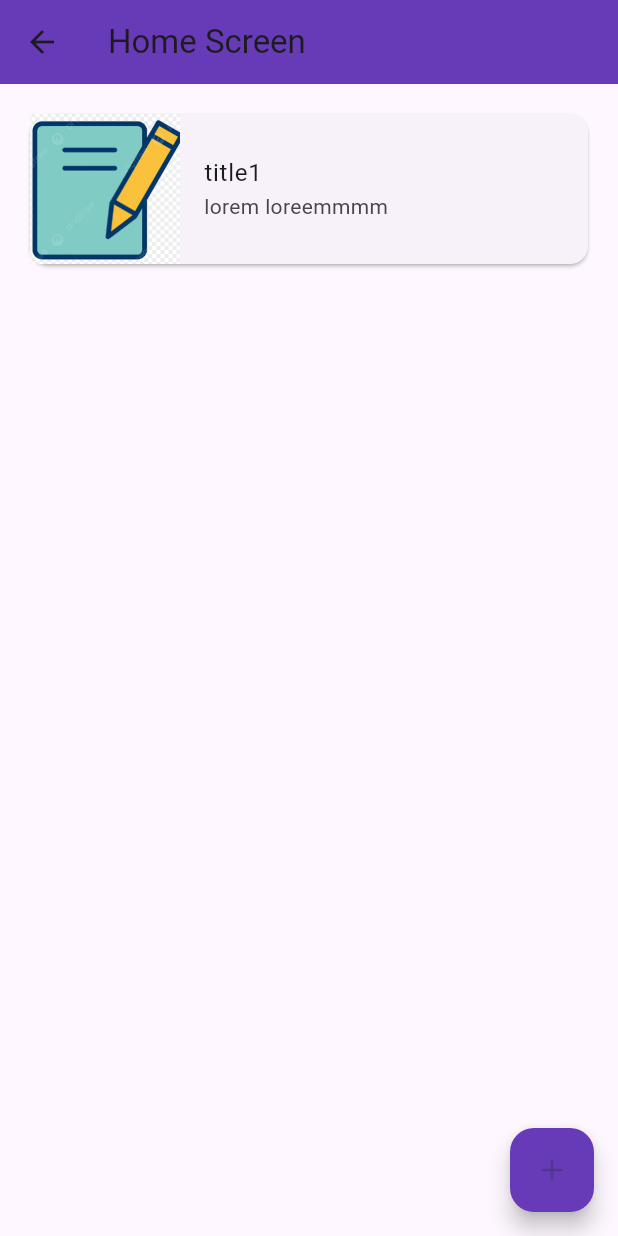
After one commit to mohamadalnabhan/notesapp_php, a Flutter app: the Home screen opened by its route, on a phone screen of 412 x 824 dp. The commit adds this screen. Run offline on Flutter 3.47's test engine with Material 3 defaults, Android fonts, the phone set to English and light mode, and no system bars.

Commit message:
5rd commit

```diff
--- a/lib/auth/login.dart
+++ b/lib/auth/login.dart
@@ -15,7 +15,8 @@ class _LoginState extends State<Login> {
   Widget build(BuildContext context) {
     return Scaffold(
       appBar: AppBar(
-        title: Text("login Page"),
+        title: Text("login Page",style: TextStyle(color: Colors.white),),
+
         backgroundColor: Colors.deepPurple,
       ),
       body: Form(
--- /dev/null
+++ b/lib/constant/links.dart
@@ -0,0 +1,3 @@
+const String LinkServerName ="http://10.0.2.2/phppractice";
+
+const String LinkSignUp = "$LinkServerName/auth/signup.php";
--- /dev/null
+++ b/lib/home.dart
@@ -0,0 +1,66 @@
+import 'package:flutter/material.dart';
+
+class Home extends StatefulWidget {
+  const Home({super.key});
+
+  @override
+  State<Home> createState() => _HomeState();
+}
+
+class _HomeState extends State<Home> {
+  @override
+  Widget build(BuildContext context) {
+    return Scaffold(
+      appBar: AppBar(
+        title: const Text('Home Screen'),  // Fixed: Using Text instead of Home()
+        backgroundColor: Colors.deepPurple,
+
+      ),
+      floatingActionButton: FloatingActionButton(
+        backgroundColor: Colors.deepPurple,
+        onPressed: (){
+
+      },child: Icon(Icons.add),),
+      body: SafeArea(
+        child: Container(
+          padding: const EdgeInsets.all(16.0),
+          child: ListView(
+            children: [
+              InkWell(
+                onTap: () {
+                  // Add your onTap functionality here
+                },
+                child: Card(
+                  child: Row(
+                    children: [
+                      Image.asset(
+                        "assets/images/notepic.PNG",
+                        width: 100,
+                        height: 100,
+                        fit: BoxFit.cover,
+                        errorBuilder: (context, error, stackTrace) {
+                          return Container(
+                            width: 100,
+                            height: 100,
+                            color: Colors.grey,
+                            child: const Icon(Icons.error),
+                          );
+                        },
+                      ),
+                      const Expanded(
+                        child: ListTile(
+                          title: Text("title1"),
+                          subtitle: Text("lorem loreemmmm"),
+                        ),
+                      ),
+                    ],
+                  ),
+                ),
+              ),
+            ],
+          ),
+        ),
+      ),
+    );
+  }
+}
--- a/lib/main.dart
+++ b/lib/main.dart
@@ -1,6 +1,7 @@
 import 'package:flutter/material.dart';
 import 'package:php_app/auth/login.dart';
 import 'package:php_app/auth/signup.dart';
+import 'package:php_app/home.dart';
 
 void main() {
   runApp(const MyApp());
@@ -18,6 +19,7 @@ class MyApp extends StatelessWidget {
       routes: {
         "login" : (context) => (Login()),
         "signup" :(context)=>(Signup()),
+        "home" : (context) => (Home()),
       },
 
    );
--- a/pubspec.yaml
+++ b/pubspec.yaml
@@ -34,6 +34,10 @@ dependencies:
   # The following adds the Cupertino Icons font to your application.
   # Use with the CupertinoIcons class for iOS style icons.
   cupertino_icons: ^1.0.8
+  get: ^4.7.2
+  shared_preferences: ^2.5.3
+  http: ^1.4.0
+  sqflite: ^2.4.2
 
 dev_dependencies:
   flutter_test:
@@ -60,6 +64,7 @@ flutter:
   # To add assets to your application, add an assets section, like this:
   assets:
     - assets/images/logo.PNG
+    - assets/images/notepic.PNG
   #   - images/a_dot_ham.jpeg
 
   # An image asset can refer to one or more resolution-specific "variants", see
```
Also changed, not shown: lib/auth/signup.dart (+31 -4 lines), lib/customWidgets/crud.dart (added, +37 -0 lines), assets/images/notepic.PNG (added), pubspec.lock, 1 other file.
